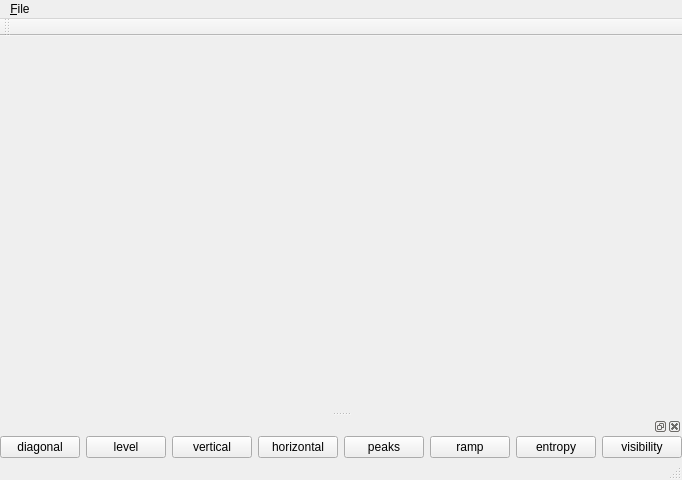
Before: the Qt Designer form VolumeRenderer/TransferFunctionEditor/transferfunctioneditor.ui in luosz/artivvis-development-repository, drawn with Qt 5.
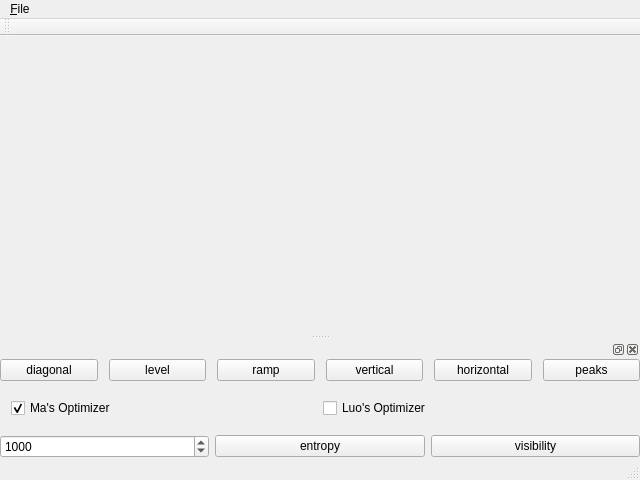
After: the same form once the commit is applied.

Commit message: update intensity optimizer and add another visibility optimizer

Diff of the .ui file:
```diff
--- a/VolumeRenderer/TransferFunctionEditor/transferfunctioneditor.ui
+++ b/VolumeRenderer/TransferFunctionEditor/transferfunctioneditor.ui
@@ -64,7 +64,24 @@
     <number>8</number>
    </attribute>
    <widget class="QWidget" name="dockWidgetContents">
-    <layout class="QHBoxLayout" name="horizontalLayout_2">
+    <layout class="QVBoxLayout" name="verticalLayout_2">
+     <property name="leftMargin">
+      <number>0</number>
+     </property>
+     <property name="topMargin">
+      <number>0</number>
+     </property>
+     <property name="rightMargin">
+      <number>0</number>
+     </property>
+     <property name="bottomMargin">
+      <number>0</number>
+     </property>
+     <item>
+      <layout class="QHBoxLayout" name="horizontalLayout_3">
+       <property name="spacing">
+        <number>11</number>
+       </property>
      <property name="leftMargin">
       <number>0</number>
      </property>
@@ -91,6 +108,13 @@
        </property>
       </widget>
      </item>
+       <item>
+        <widget class="QPushButton" name="rampButton">
+         <property name="text">
+          <string>ramp</string>
+         </property>
+        </widget>
+       </item>
      <item>
       <widget class="QPushButton" name="distributeVerticallyButton">
        <property name="text">
@@ -112,10 +136,62 @@
        </property>
       </widget>
      </item>
+      </layout>
+     </item>
      <item>
-      <widget class="QPushButton" name="rampButton">
+      <layout class="QHBoxLayout" name="horizontalLayout_4">
+       <property name="leftMargin">
+        <number>11</number>
+       </property>
+       <property name="topMargin">
+        <number>11</number>
+       </property>
+       <property name="rightMargin">
+        <number>11</number>
+       </property>
+       <property name="bottomMargin">
+        <number>11</number>
+       </property>
+       <item>
+        <widget class="QCheckBox" name="checkBox">
        <property name="text">
-        <string>ramp</string>
+          <string>Ma's Optimizer</string>
+         </property>
+         <property name="checked">
+          <bool>true</bool>
+         </property>
+        </widget>
+       </item>
+       <item>
+        <widget class="QCheckBox" name="checkBox_2">
+         <property name="text">
+          <string>Luo's Optimizer</string>
+         </property>
+        </widget>
+       </item>
+      </layout>
+     </item>
+     <item>
+      <layout class="QHBoxLayout" name="horizontalLayout_2">
+       <property name="leftMargin">
+        <number>0</number>
+       </property>
+       <property name="topMargin">
+        <number>0</number>
+       </property>
+       <property name="rightMargin">
+        <number>0</number>
+       </property>
+       <item>
+        <widget class="QSpinBox" name="spinBox">
+         <property name="minimum">
+          <number>1</number>
+         </property>
+         <property name="maximum">
+          <number>65536</number>
+         </property>
+         <property name="value">
+          <number>1000</number>
        </property>
       </widget>
      </item>
@@ -132,6 +208,8 @@
         <string>visibility</string>
        </property>
       </widget>
+       </item>
+      </layout>
      </item>
     </layout>
    </widget>
```
Lines whose indentation alone changed are shown as unchanged. The commit also changes 13 other files.
